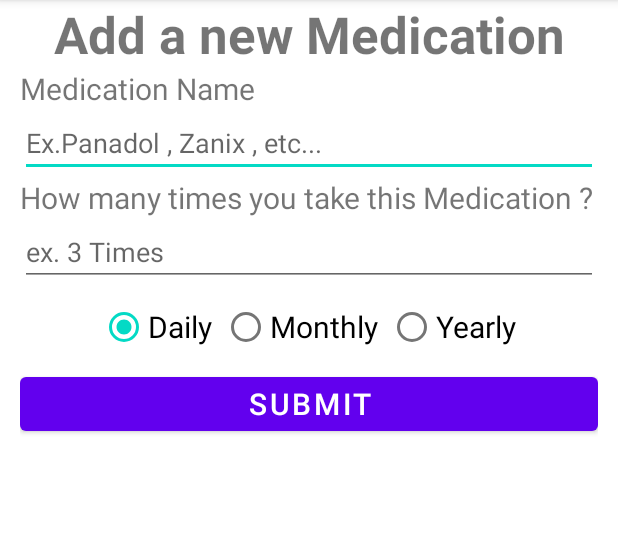
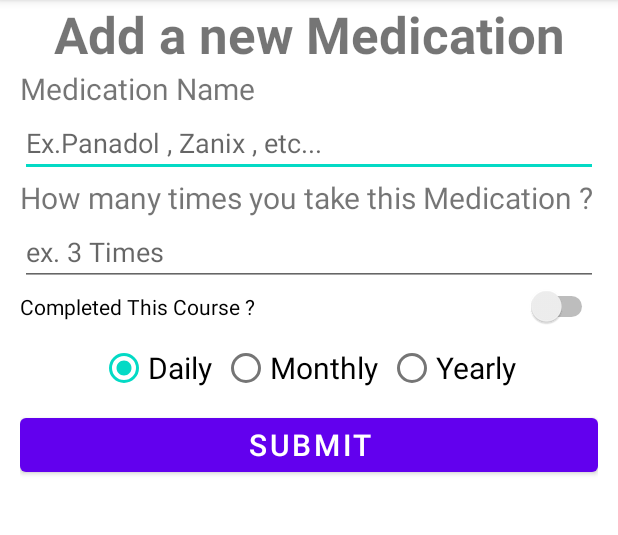
Before and after one commit to o-almasri/My-Medication-Tracker, an Android app: the Add_entry screen opened directly, with no data from a screen before it, on a phone screen of 412 x 824 dp, the part 84-619 px from its top. Run offline under Robolectric (Android 15) with nearby library versions, the phone set to English and light mode, and no system bars.

Commit message:
[#5] added internal completed variable

```diff
--- a/MyMedicationTracker/app/src/main/java/com/example/mymedicationtracker/Add_entry.kt
+++ b/MyMedicationTracker/app/src/main/java/com/example/mymedicationtracker/Add_entry.kt
@@ -23,7 +23,7 @@ class Add_entry : AppCompatActivity()  ,View.OnClickListener {
     lateinit var rmonth:RadioButton;
     lateinit var ryear:RadioButton;
     lateinit var submit: Button;
-
+    lateinit var switch: Switch
     override fun onCreate(savedInstanceState: Bundle?) {
         super.onCreate(savedInstanceState)
         setContentView(R.layout.activity_add_entry)
@@ -31,6 +31,8 @@ class Add_entry : AppCompatActivity()  ,View.OnClickListener {
         MedName  = findViewById(R.id.medicationNameID)
         Medtimes  = findViewById(R.id.medicationtimesID)
         submit  = findViewById(R.id.submitbtn)
+        switch = findViewById(R.id.switch1)
+
 
         rday = findViewById(R.id.rday)
         rmonth = findViewById(R.id.rmonth)
@@ -72,6 +74,7 @@ class Add_entry : AppCompatActivity()  ,View.OnClickListener {
                 MedName.setText(logs[0].name)
                 Medtimes.setText(logs[0].times.toString());
                 setIDfromText(logs[0].dmy)
+                switch.isChecked = logs[0].completed
             }
 
         }
@@ -146,7 +149,8 @@ fun setIDfromText(str:String){
                                     MedName.text.toString(),
                                     Medtimes.text.toString().toInt(),
                                     Radiobtn.text.toString(),
-                                    current.toString()
+                                    current.toString(),
+                                    switch.isChecked
                                 )
                             )
 
@@ -169,7 +173,8 @@ fun setIDfromText(str:String){
                                     MedName.text.toString(),
                                     Medtimes.text.toString().toInt(),
                                     Radiobtn.text.toString(),
-                                    current.toString()
+                                    current.toString(),
+                                    switch.isChecked
                                 )
                             )
                             val gson = Gson()
--- a/MyMedicationTracker/app/src/main/java/com/example/mymedicationtracker/MainActivity.kt
+++ b/MyMedicationTracker/app/src/main/java/com/example/mymedicationtracker/MainActivity.kt
@@ -74,7 +74,7 @@ class MainActivity : AppCompatActivity() , View.OnClickListener{
 
                 list.add(
                     entry(
-                        citem.name,citem.times,citem.dmy,citem.startdate
+                        citem.name,citem.times,citem.dmy,citem.startdate , citem.completed
                     )
                 )
             }
@@ -115,7 +115,7 @@ class MainActivity : AppCompatActivity() , View.OnClickListener{
                for (citem in logs) {
                    list.add(
                        entry(
-                           citem.name,citem.times,citem.dmy,citem.startdate
+                           citem.name,citem.times,citem.dmy,citem.startdate,citem.completed
                        )
                    )
                }
--- a/MyMedicationTracker/app/src/main/java/com/example/mymedicationtracker/entry.kt
+++ b/MyMedicationTracker/app/src/main/java/com/example/mymedicationtracker/entry.kt
@@ -4,5 +4,6 @@ data class entry(
     val name: String,
     val times: Int,
     val dmy:String,
-    val startdate:String
+    val startdate:String,
+    var completed:Boolean
 )
--- a/MyMedicationTracker/app/src/main/res/layout/activity_add_entry.xml
+++ b/MyMedicationTracker/app/src/main/res/layout/activity_add_entry.xml
@@ -57,6 +57,12 @@
             android:inputType="number"
             android:textSize="18sp" />
 
+        <Switch
+            android:id="@+id/switch1"
+            android:layout_width="match_parent"
+            android:layout_height="wrap_content"
+            android:text="@string/comp" />
+
         <RadioGroup
             android:id="@+id/RG1"
             android:layout_width="match_parent"
--- a/MyMedicationTracker/app/src/main/res/values/strings.xml
+++ b/MyMedicationTracker/app/src/main/res/values/strings.xml
@@ -10,6 +10,6 @@
     <string name="startDay">Starting On: </string>
     <string name="submit">Submit</string>
     <string name="medicationExample">Ex.Panadol , Zanix , etc...</string>
-
+    <string name="comp">Completed This Course ?</string>
 
 </resources>
```
Also changed, not shown: MyMedicationTracker/app/src/main/res/layout/card.xml (+14 -3 lines).
